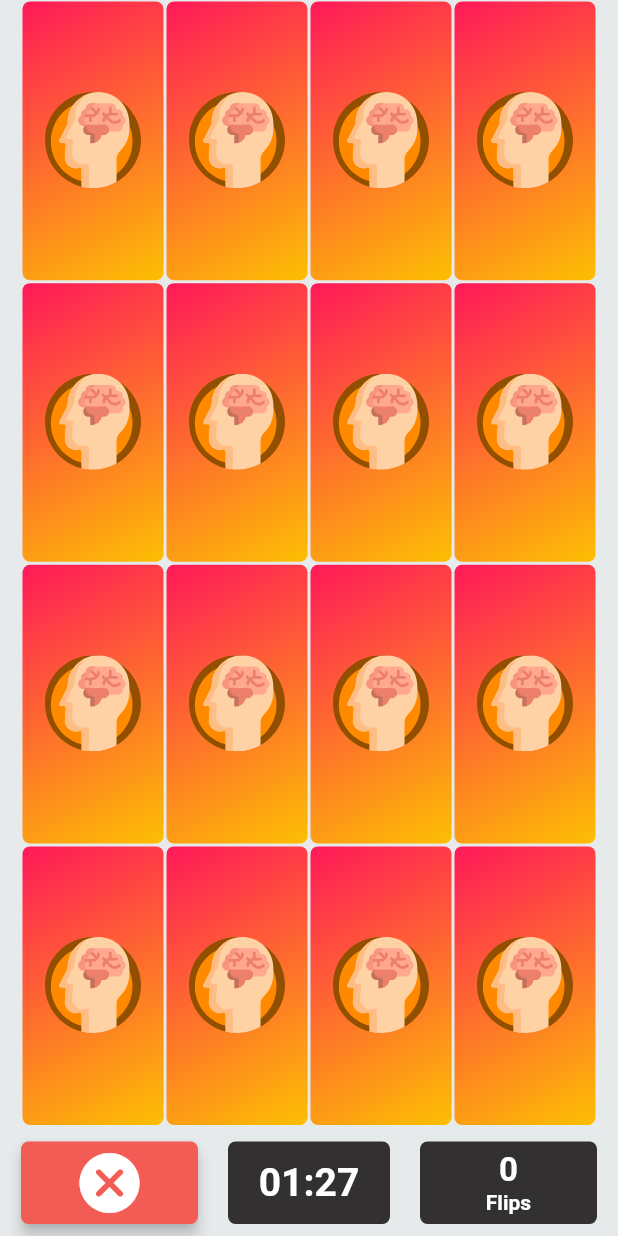
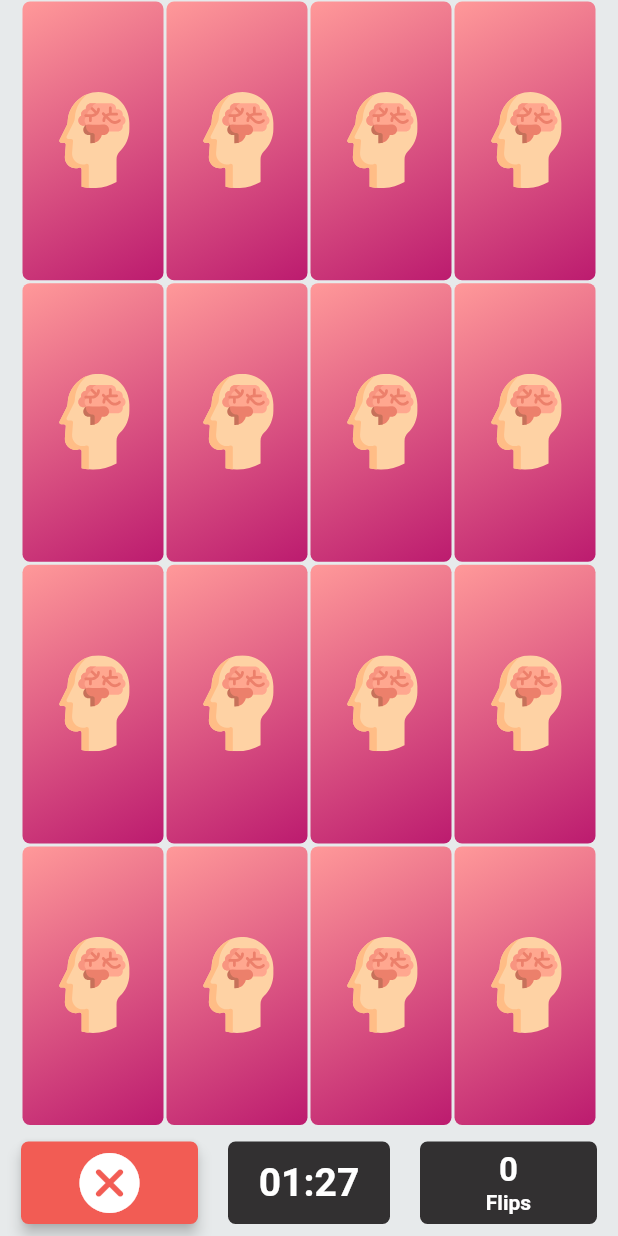
Before and after one commit to chrisstayte/concentration, a Flutter app: the GameScreen screen opened by its route, after a tap on "New Game", on a phone screen of 412 x 824 dp. Run offline on Flutter 3.47's test engine with Material 2 defaults, Android fonts, the light colour scheme and no system bars; our stand-ins replace auto_size_text, flutter_svg, package_info_plus, page_transition, shared_preferences; accounts and stored records are empty.

Commit message:
changing colors + android gradle fix

```diff
--- a/lib/global/global.dart
+++ b/lib/global/global.dart
@@ -1,8 +1,9 @@
 import 'package:concentration/enums/difficulty.dart';
 import 'package:concentration/enums/gametheme.dart';
 import 'package:concentration/enums/mapsize.dart';
-import 'package:concentration/widgets/difficulty_card.dart';
-import 'package:flutter/material.dart';
+import 'package:flutter/material.dart'
+    show Alignment, Color, Gradient, HSLColor, LinearGradient;
+import 'package:flutter/widgets.dart';
 
 class Global {
   static final colors = _Colors();
@@ -45,13 +46,12 @@ class _GameThemeGradients {
       begin: Alignment.topLeft,
       end: Alignment.bottomRight,
       colors: [
-        Color(0XFFFF1959),
-        Color(0XFFFDBF03),
+        Color(0XFFFF9999),
+        Color(0XFFBC1B6F),
       ],
     ),
-    GameTheme.olive: const LinearGradient(
-      begin: Alignment.topLeft,
-      end: Alignment.bottomRight,
+    GameTheme.olive: const RadialGradient(
+      radius: 1,
       colors: [
         Color(0XFFD12229),
         Color(0XFFF68A1E),
--- a/lib/main.dart
+++ b/lib/main.dart
@@ -1,4 +1,3 @@
-import 'package:concentration/models/game_stat.dart';
 import 'package:concentration/providers/game_stats_provider.dart';
 import 'package:concentration/providers/settings_provider.dart';
 import 'package:concentration/screens/credits_screen.dart';
@@ -7,7 +6,6 @@ import 'package:concentration/screens/home_screen.dart';
 import 'package:concentration/screens/new_game_screen.dart';
 import 'package:concentration/screens/stats_screen.dart';
 import 'package:flutter/material.dart';
-import 'package:flutter/services.dart';
 import 'package:page_transition/page_transition.dart';
 import 'package:provider/provider.dart';
 
@@ -122,7 +120,7 @@ class MyApp extends StatelessWidget {
           switch (settings.name) {
             case '/':
               return PageTransition(
-                child: Homescreen(),
+                child: HomeScreen(),
                 type: PageTransitionType.bottomToTop,
               );
               break;
--- a/lib/providers/game_stats_provider.dart
+++ b/lib/providers/game_stats_provider.dart
@@ -1,7 +1,11 @@
 import 'dart:convert';
 import 'dart:io';
+import 'dart:math';
 
+import 'package:concentration/enums/difficulty.dart';
+import 'package:concentration/enums/mapsize.dart';
 import 'package:concentration/models/game_stat.dart';
+import 'package:concentration/widgets/difficulty_card.dart';
 import 'package:flutter/foundation.dart';
 import 'package:flutter/material.dart';
 import 'package:path_provider/path_provider.dart';
@@ -71,4 +75,23 @@ class GameStatsProvider extends ChangeNotifier {
     notifyListeners();
     await _saveGameStats();
   }
+
+  void _fakeStatsForScreenShots() {
+    List<int> correct = [1, 2, 3];
+
+    for (int i = 0; i < 25; i++) {
+      // GameStat stat = GameStat(
+      //   correct: 4,
+      //   flips: Random.nextInt(35) + 20,
+      //   win: true,
+      //   mapSize: MapSize.fivexsix,
+      //   difficulty: Difficulty.intermediate,
+      //   gameDuration: Duration(seconds: 87),
+      //   gameStarted: DateTime.now(),
+      // );
+      // _gameStats.add(stat);
+    }
+
+    notifyListeners();
+  }
 }
--- a/lib/screens/home_screen.dart
+++ b/lib/screens/home_screen.dart
@@ -8,14 +8,14 @@ import 'package:flutter/material.dart';
 import 'package:flutter/services.dart';
 import 'package:provider/provider.dart';
 
-class Homescreen extends StatefulWidget {
-  const Homescreen({Key? key}) : super(key: key);
+class HomeScreen extends StatefulWidget {
+  const HomeScreen({Key? key}) : super(key: key);
 
   @override
-  State<Homescreen> createState() => _HomescreenState();
+  State<HomeScreen> createState() => _HomeScreenState();
 }
 
-class _HomescreenState extends State<Homescreen> {
+class _HomeScreenState extends State<HomeScreen> {
   @override
   Widget build(BuildContext context) {
     return Scaffold(
```
Also changed, not shown: assets/images/concentration.svg, 2 other files.
